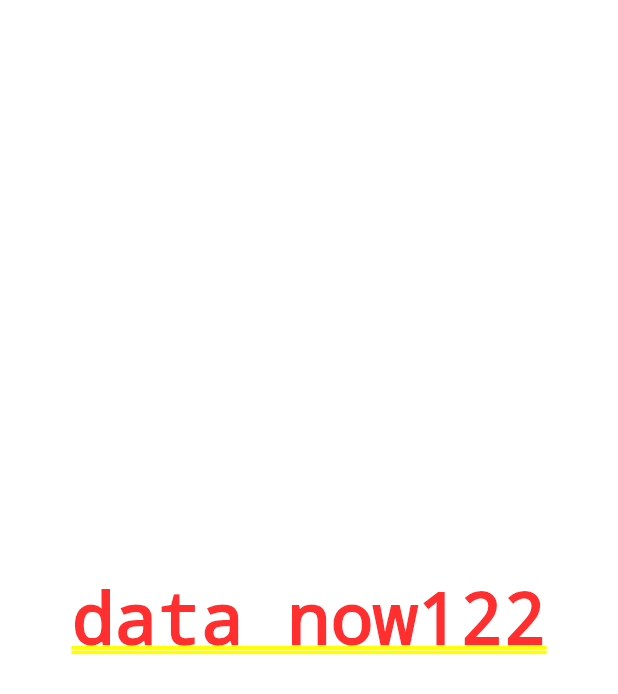
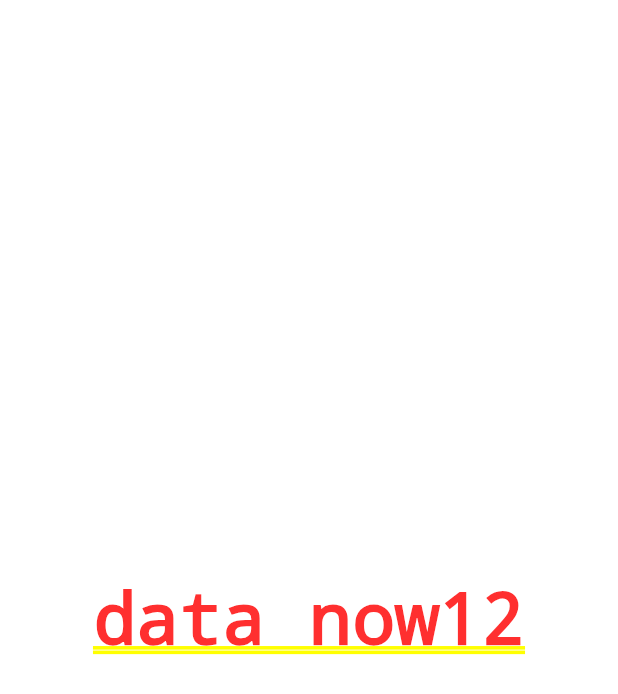
Before and after one commit to rawh-app/Mobile, a Flutter app: the screen it shows after launch, on a phone screen of 412 x 824 dp. Shown: the top 694 px of the screen. Run offline on Flutter 3.47's test engine with Material 3 defaults, Android fonts, the phone set to English and light mode, and no system bars.

Commit message:
adds1244

```diff
--- a/lib/main.dart
+++ b/lib/main.dart
@@ -15,7 +15,7 @@ class MyApp extends StatelessWidget {
       theme: ThemeData(
         colorScheme: ColorScheme.fromSeed(seedColor: Colors.deepPurple),
       ),
-      home:   Container(child: Center(child: Text('data now122'),),),
+      home:   Container(child: Center(child: Text('data now12'),),),
     );
   }
 }
```
